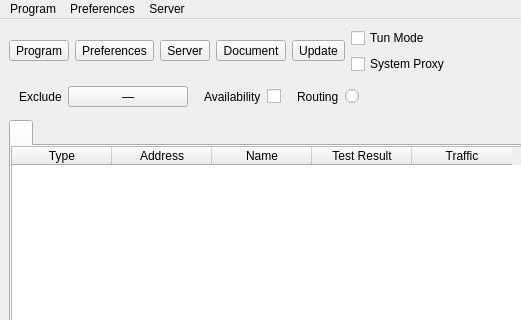
Qt form ui/mainwindow.ui (D3rhami/nekorayPlus) before a commit; both pictures show x 0 to 521 and y 0 to 320 of the 800 by 600 pixel window.
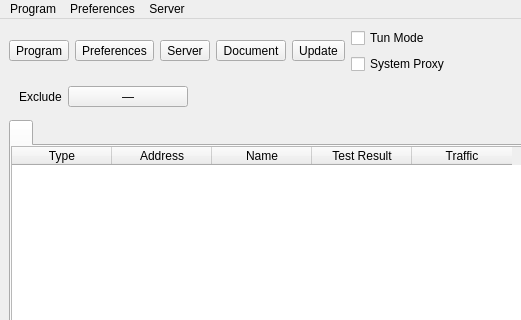
The same form after that commit. Icons and pictures are not drawn. Custom widgets are drawn as their Qt base class.

```diff
--- a/ui/mainwindow.ui
+++ b/ui/mainwindow.ui
@@ -251,48 +251,6 @@
          </item>
         </layout>
        </item>
-       <item>
-        <layout class="QHBoxLayout" name="horizontalLayout_af_available">
-         <property name="spacing">
-          <number>6</number>
-         </property>
-         <item>
-          <widget class="QLabel" name="label_af_available">
-           <property name="text">
-            <string>Availability</string>
-           </property>
-          </widget>
-         </item>
-         <item>
-          <widget class="QCheckBox" name="checkBox_af_available">
-           <property name="text">
-            <string/>
-           </property>
-          </widget>
-         </item>
-        </layout>
-       </item>
-       <item>
-        <layout class="QHBoxLayout" name="horizontalLayout_af_routing">
-         <property name="spacing">
-          <number>6</number>
-         </property>
-         <item>
-          <widget class="QLabel" name="label_af_routing">
-           <property name="text">
-            <string>Routing</string>
-           </property>
-          </widget>
-         </item>
-         <item>
-          <widget class="QRadioButton" name="radioButton_af_routing">
-           <property name="text">
-            <string/>
-           </property>
-          </widget>
-         </item>
-        </layout>
-       </item>
        <item>
         <spacer name="horizontalSpacer_af">
          <property name="orientation">
```
